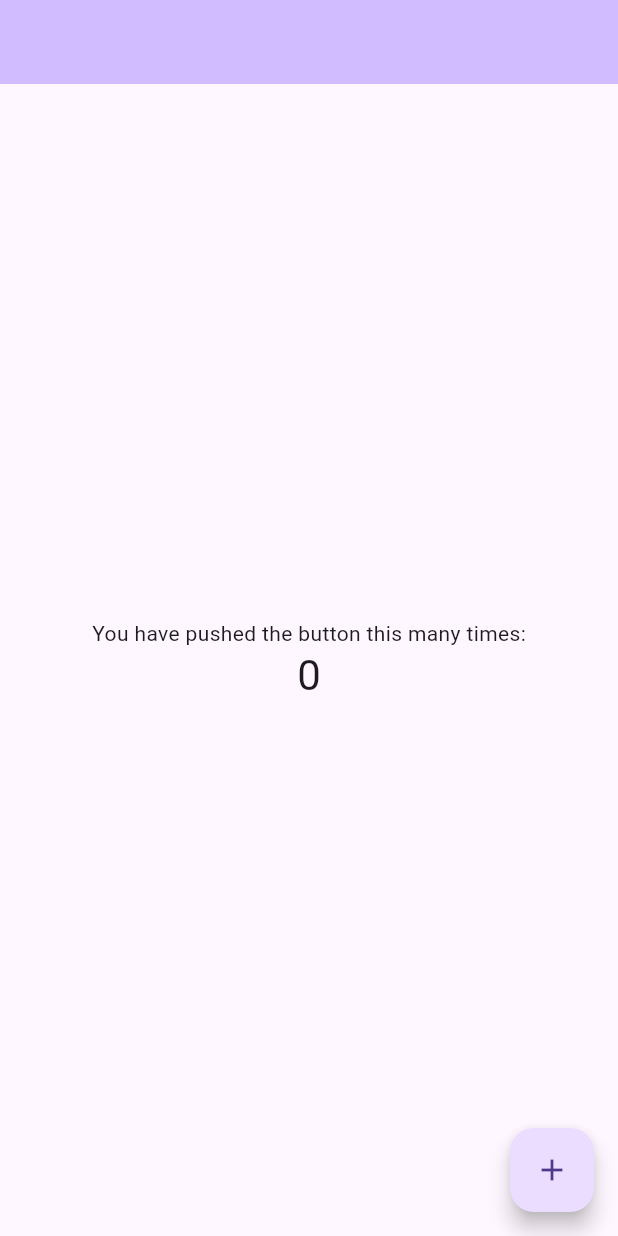
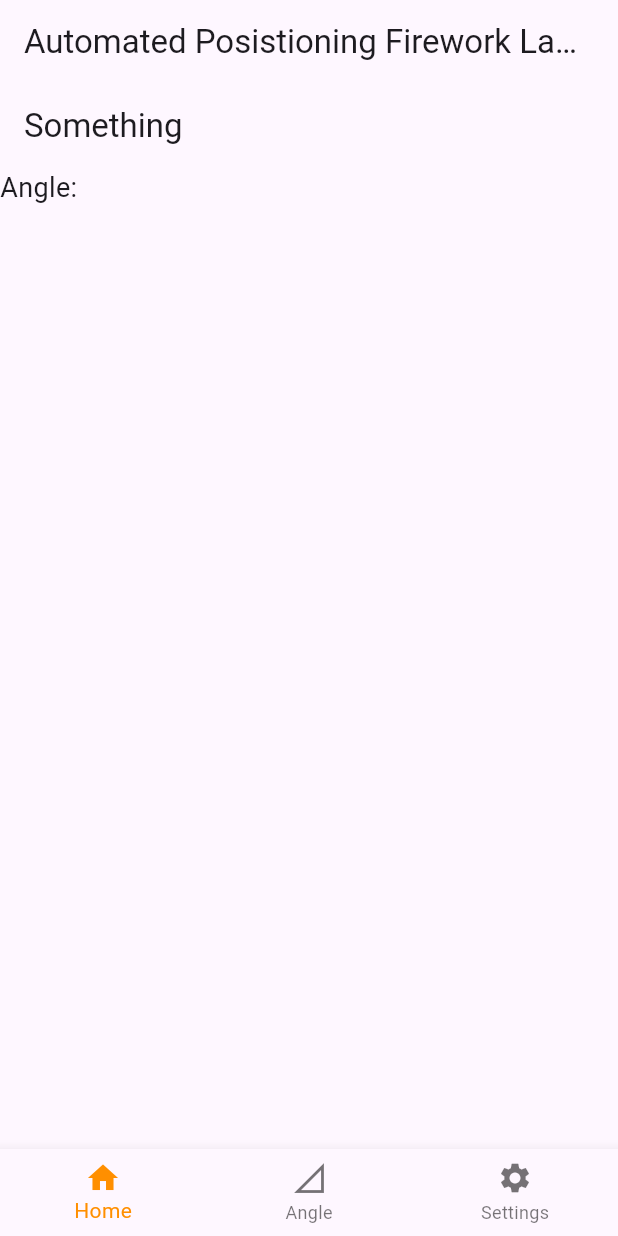
Before and after one commit to Ragnarokryan/Automated-Posistioning-Firework-Launcher-App, a Flutter app: the screen it shows after launch, on a phone screen of 412 x 824 dp. Run offline on Flutter 3.47's test engine with Material 3 defaults, Android fonts, the phone set to English and light mode, and no system bars; our stand-ins replace animated_text_kit.

Commit message:
Added Navbar and seperate screens for the 3 buttons

```diff
--- a/lib/Screens/second_screen.dart
+++ b/lib/Screens/second_screen.dart
@@ -1,86 +1,68 @@
 import 'package:flutter/material.dart';
+import 'package:myapp/Screens/home.dart';
+import 'package:myapp/Utility/anglebttn.dart';
+import 'package:myapp/Screens/settings.dart';
 
-class MyHomePage extends StatefulWidget {
-  const MyHomePage({super.key});
+void main() => runApp(const BottomNavigationBarExampleApp());
 
-  // This widget is the home page of your application. It is stateful, meaning
-  // that it has a State object (defined below) that contains fields that affect
-  // how it looks.
-
-  // This class is the configuration for the state. It holds the values (in this
-  // case the title) provided by the parent (in this case the App widget) and
-  // used by the build method of the State. Fields in a Widget subclass are
-  // always marked "final".
+class BottomNavigationBarExampleApp extends StatelessWidget {
+  const BottomNavigationBarExampleApp({super.key});
   @override
-  State<MyHomePage> createState() => _MyHomePageState();
+  Widget build(BuildContext context) {
+    return const MaterialApp(
+      home: BottomNavigationBarExample(),
+    );
+  }
 }
 
-class _MyHomePageState extends State<MyHomePage> {
-  int _counter = 0;
+class BottomNavigationBarExample extends StatefulWidget {
+  const BottomNavigationBarExample({super.key});
 
-  void _incrementCounter() {
+  @override
+  State<BottomNavigationBarExample> createState() =>
+      _BottomNavigationBarExampleState();
+}
+
+class _BottomNavigationBarExampleState
+    extends State<BottomNavigationBarExample> {
+  int _selectedIndex = 0;
+
+  void _onItemTapped(int index) {
     setState(() {
-      // This call to setState tells the Flutter framework that something has
-      // changed in this State, which causes it to rerun the build method below
-      // so that the display can reflect the updated values. If we changed
-      // _counter without calling setState(), then the build method would not be
-      // called again, and so nothing would appear to happen.
-      _counter++;
+      _selectedIndex = index;
     });
   }
 
   @override
   Widget build(BuildContext context) {
-    // This method is rerun every time setState is called, for instance as done
-    // by the _incrementCounter method above.
-    //
-    // The Flutter framework has been optimized to make rerunning build methods
-    // fast, so that you can just rebuild anything that needs updating rather
-    // than having to individually change instances of widgets.
     return Scaffold(
       appBar: AppBar(
-        // TRY THIS: Try changing the color here to a specific color (to
-        // Colors.amber, perhaps?) and trigger a hot reload to see the AppBar
-        // change color while the other colors stay the same.
-        backgroundColor: Theme.of(context).colorScheme.inversePrimary,
-        // Here we take the value from the MyHomePage object that was created by
-        // the App.build method, and use it to set our appbar title.
-
+        title: const Text('Automated Posistioning Firework Launcher'),
       ),
       body: Center(
-        // Center is a layout widget. It takes a single child and positions it
-        // in the middle of the parent.
-        child: Column(
-          // Column is also a layout widget. It takes a list of children and
-          // arranges them vertically. By default, it sizes itself to fit its
-          // children horizontally, and tries to be as tall as its parent.
-          //
-          // Column has various properties to control how it sizes itself and
-          // how it positions its children. Here we use mainAxisAlignment to
-          // center the children vertically; the main axis here is the vertical
-          // axis because Columns are vertical (the cross axis would be
-          // horizontal).
-          //
-          // TRY THIS: Invoke "debug painting" (choose the "Toggle Debug Paint"
-          // action in the IDE, or press "p" in the console), to see the
-          // wireframe for each widget.
-          mainAxisAlignment: MainAxisAlignment.center,
-          children: <Widget>[
-            const Text(
-              'You have pushed the button this many times:',
-            ),
-            Text(
-              '$_counter',
-              style: Theme.of(context).textTheme.headlineMedium,
-            ),
-          ],
-        ),
+        child: _selectedIndex ==0 ? const HomeScreen() :
+        _selectedIndex == 1 ? const AngleButton() :
+        (_selectedIndex == 2 ? const BleSettingsScreen() : const HomePage()),
       ),
-      floatingActionButton: FloatingActionButton(
-        onPressed: _incrementCounter,
-        tooltip: 'Increment',
-        child: const Icon(Icons.add),
-      ), // This trailing comma makes auto-formatting nicer for build methods.
+      bottomNavigationBar: BottomNavigationBar(
+        items: const <BottomNavigationBarItem>[
+          BottomNavigationBarItem(
+            icon: Icon(Icons.home),
+            label: 'Home',
+          ),
+          BottomNavigationBarItem(
+            icon: Icon(Icons.signal_cellular_0_bar_sharp),
+            label: 'Angle',
+          ),
+          BottomNavigationBarItem(
+            icon: Icon(Icons.settings),
+            label: 'Settings',
+          ),
+        ],
+        currentIndex: _selectedIndex,
+        selectedItemColor: Colors.amber[800],
+        onTap: _onItemTapped,
+      ),
     );
   }
 }
--- a/pubspec.yaml
+++ b/pubspec.yaml
@@ -28,6 +28,11 @@ environment:
 # the latest version available on pub.dev. To see which dependencies have newer
 # versions available, run `flutter pub outdated`.
 dependencies:
+
+  flutter_bluetooth_serial_ble: ^0.5.0
+
+  animated_text_kit: ^4.2.2
+
   flutter_native_splash: ^1.3.0
 
   flutter:
```
Also changed, not shown: lib/Screens/home.dart (added, +103 -0 lines), lib/Screens/settings.dart (added, +64 -0 lines), lib/Screens/splash.dart (+40 -7 lines), lib/Utility/anglebttn.dart (added, +106 -0 lines), lib/Utility/numpad.dart (added, +106 -0 lines), lib/main.dart (+0 -16 lines), lib/Utility/start.dart (deleted), lib/assets/1_Firework.jpg (added), pubspec.lock.
